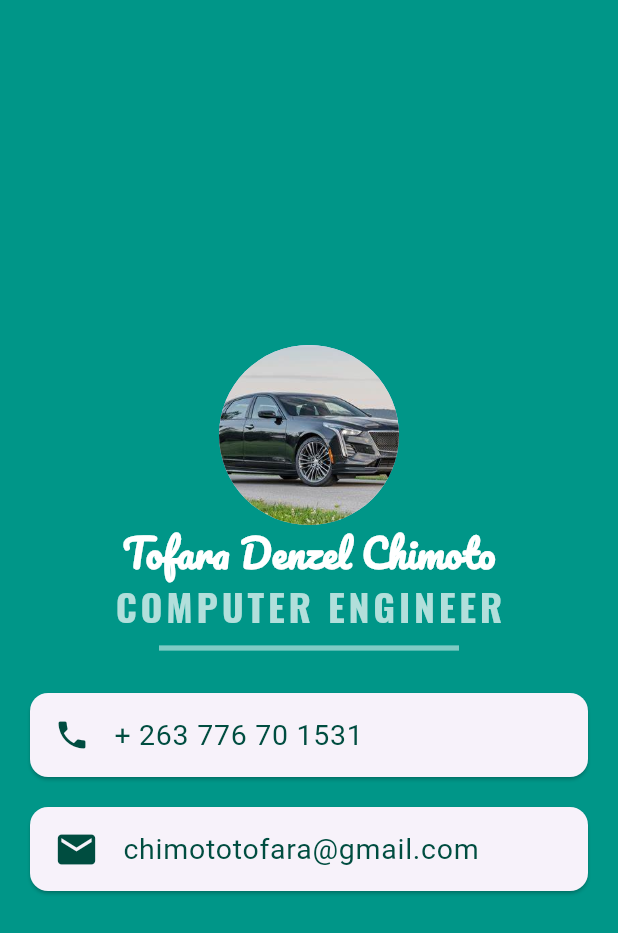
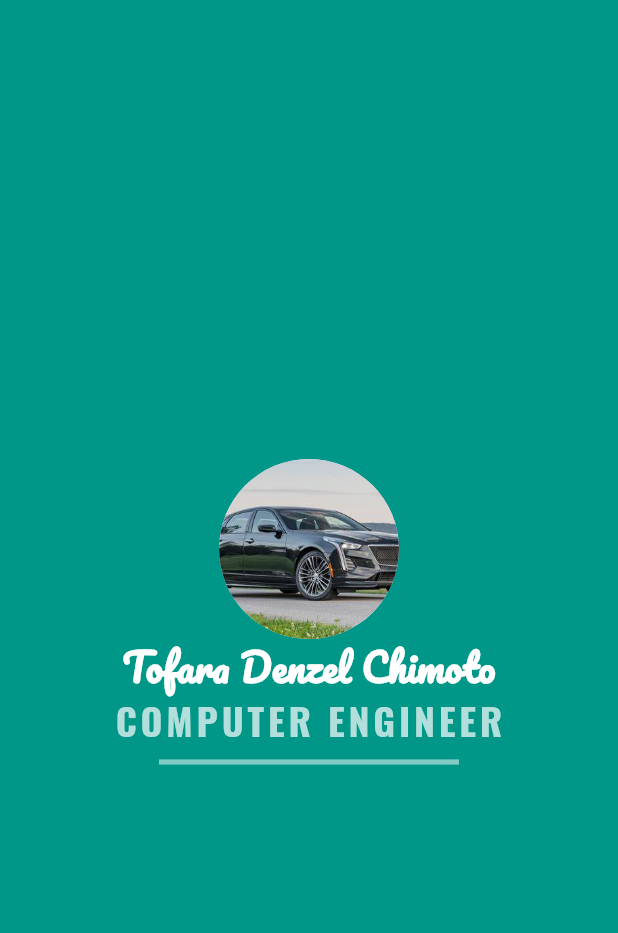
Before and after one commit to Denzel-Chimoto/TDJ_Tecch, a Flutter app: the screen it shows after launch, on a phone screen of 412 x 824 dp. Shown: the top 933 px of the screen. Run offline on Flutter 3.47's test engine with Material 3 defaults, Android fonts, the phone set to English and light mode, and no system bars.

Commit message:
Delete all the cards

```diff
--- a/lib/main.dart
+++ b/lib/main.dart
@@ -49,36 +49,9 @@ class UF extends StatelessWidget {
                     color: Colors.teal.shade200,
                   ),
                 ),
-                Card(
-                  margin: EdgeInsets.symmetric(horizontal: 20,vertical: 20),
-                  child: ListTile(
-                    leading: Icon(
-                      Icons.phone,
-                      color: Colors.teal.shade900,
-                    ),
-                    title: Text(
-                      '+ 263 776 70 1531',
-                      style: TextStyle(
-                        fontSize: 19,
-                        color: Colors.teal.shade900
-                      ),
-                    ),
-                    onTap: () => launchUrlString('tel:+263776701531'),
-                  ),
-                ),
 
-                GestureDetector(
-                  onTap: () =>launchUrlString('mailto:chimototofara@gmail.com'),
-                  child: Card(
-                    margin: EdgeInsets.only(left: 20,right: 20),
-                    child: ListTile(
-                    leading:Icon(Icons.email,color: Colors.teal.shade900,size: 30,),
-                     title: Text('chimototofara@gmail.com',style: TextStyle(color: Colors.teal.shade900,fontSize: 19),
-                     ),
-                      ),
 
-                    ),
-                ),
+
               ],
             ),
           ),
```
